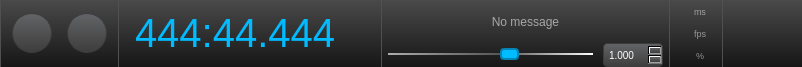
Qt form uitransport.ui (buzzinglight/IanniX) before a commit.
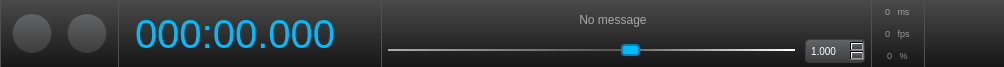
The same form after that commit. Icons and pictures are not drawn.

What changed in the file:
```diff
--- a/uitransport.ui
+++ b/uitransport.ui
@@ -6,7 +6,7 @@
    <rect>
     <x>0</x>
     <y>0</y>
-    <width>802</width>
+    <width>1004</width>
     <height>67</height>
    </rect>
   </property>
@@ -249,16 +249,22 @@
          </property>
          <item>
           <widget class="QLineEdit" name="timeEdit">
+           <property name="sizePolicy">
+            <sizepolicy hsizetype="Fixed" vsizetype="Fixed">
+             <horstretch>0</horstretch>
+             <verstretch>0</verstretch>
+            </sizepolicy>
+           </property>
            <property name="minimumSize">
             <size>
              <width>240</width>
-             <height>0</height>
+             <height>55</height>
             </size>
            </property>
            <property name="maximumSize">
             <size>
              <width>240</width>
-             <height>16777215</height>
+             <height>55</height>
             </size>
            </property>
            <property name="toolTip">
@@ -268,7 +274,7 @@
             <string notr="true">999:99.999; </string>
            </property>
            <property name="text">
-            <string notr="true">444:44.444</string>
+            <string notr="true">000:00.000</string>
            </property>
           </widget>
          </item>
@@ -301,6 +307,24 @@
          </property>
          <item>
           <widget class="QLabel" name="lastMessage">
+           <property name="sizePolicy">
+            <sizepolicy hsizetype="Fixed" vsizetype="Fixed">
+             <horstretch>0</horstretch>
+             <verstretch>0</verstretch>
+            </sizepolicy>
+           </property>
+           <property name="minimumSize">
+            <size>
+             <width>450</width>
+             <height>35</height>
+            </size>
+           </property>
+           <property name="maximumSize">
+            <size>
+             <width>450</width>
+             <height>35</height>
+            </size>
+           </property>
            <property name="text">
             <string>No message</string>
            </property>
@@ -427,7 +451,7 @@
             <string notr="true">009 ms; </string>
            </property>
            <property name="text">
-            <string notr="true"> ms</string>
+            <string notr="true">0 ms</string>
            </property>
            <property name="alignment">
             <set>Qt::AlignCenter</set>
@@ -455,7 +479,7 @@
             <string notr="true">009 fps; </string>
            </property>
            <property name="text">
-            <string notr="true"> fps</string>
+            <string notr="true">0 fps</string>
            </property>
            <property name="alignment">
             <set>Qt::AlignCenter</set>
@@ -483,7 +507,7 @@
             <string notr="true">009 %; </string>
            </property>
            <property name="text">
-            <string notr="true"> %</string>
+            <string notr="true">0 %</string>
            </property>
            <property name="cursorPosition">
             <number>5</number>
```
